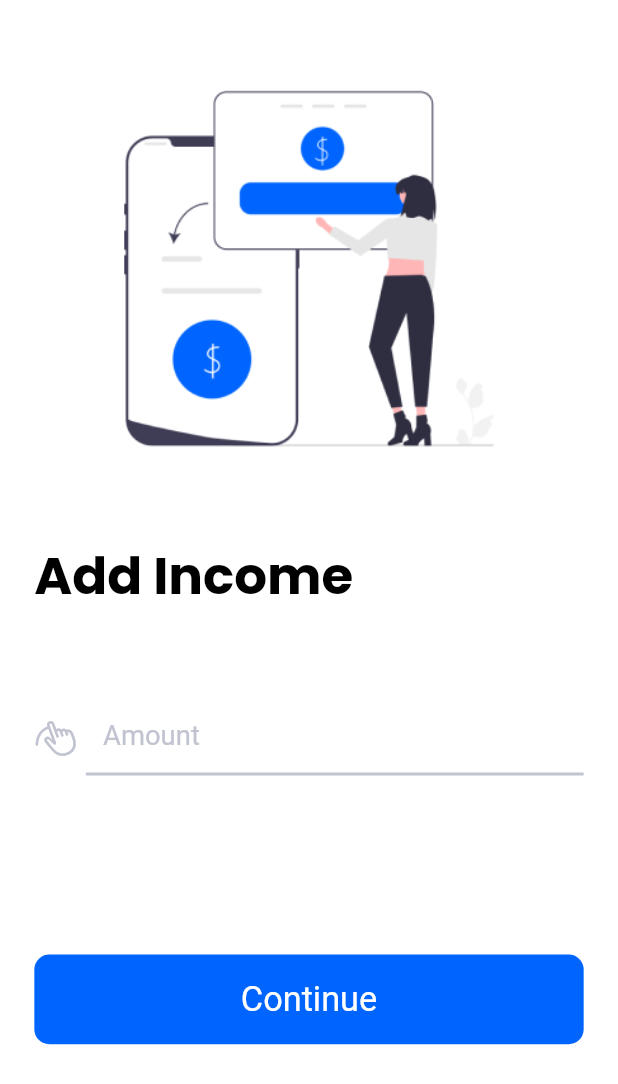
After one commit to Maverick-Softwares/artisan, a Flutter app: the AddIncomePage screen opened directly, on a phone screen of 412 x 824 dp. The commit adds this screen. Shown: the top 1084 px of the screen. Run offline on Flutter 3.47's test engine with Material 2 defaults, Android fonts, the phone set to English and light mode, and no system bars; our stand-ins replace flutter_screenutil, font_awesome_flutter, get, google_fonts, otp_text_field.

Commit message:
add-income

```diff
--- /dev/null
+++ b/lib/pages/add_income_page.dart
@@ -0,0 +1,95 @@
+// ignore_for_file: implementation_imports, prefer_const_constructors, depend_on_referenced_packages, unused_field, prefer_final_fields
+import 'package:flutter/cupertino.dart';
+import 'package:flutter/material.dart';
+import 'package:flutter_screenutil/flutter_screenutil.dart';
+
+import '../utils/app_colors.dart';
+import '../utils/app_string.dart';
+import '../utils/theme.dart';
+import '../widgets/custom_text.dart';
+import '../widgets/custom_text_field.dart';
+
+class AddIncomePage extends StatefulWidget {
+  const AddIncomePage({super.key});
+
+  @override
+  State<AddIncomePage> createState() => _AddIncomePageState();
+}
+
+class _AddIncomePageState extends State<AddIncomePage> {
+    TextEditingController _amountController = TextEditingController();
+
+  @override
+  Widget build(BuildContext context) {
+    return Scaffold(
+      body: SingleChildScrollView(
+        child: Container(
+          padding: EdgeInsets.symmetric(horizontal: 20.w),
+          child: Column(
+            crossAxisAlignment: CrossAxisAlignment.start,
+            children: [
+              Padding(
+                padding: EdgeInsets.symmetric(horizontal: 5.w),
+                child: Center(
+                  child: Image.asset(
+                    "assets/images/incomes.png",
+                    height: 300.h,
+                  ),
+                ),
+              ),
+              Text(
+                AppString.income_title,
+                style: loginStyle,
+              ),
+              SizedBox(
+                height: 50.h,
+              ),
+              Row(
+                children: [
+                  Icon(
+                    CupertinoIcons.hand_draw,
+                    size: 25.sp,
+                    color: AppColors.iconColor,
+                  ),
+                  SizedBox(
+                    width: 5.w,
+                  ),
+                  Expanded(
+                    child: AppTextField(
+                      Controller: _amountController,
+                      hintText: 'Amount',
+                      keyboard_type:TextInputType.number,
+                    ),
+                  ),
+                ],
+              ),
+               SizedBox(
+                height: 100.h,
+              ),
+              GestureDetector(
+                onTap: (){
+                  // Get.to(()=>AddIncomePage());
+                },
+                child: Container(
+                  height: 50.h,
+                  decoration: BoxDecoration(
+                    borderRadius: BorderRadius.circular(10),
+                    color: AppColors.buttomColor,
+                  ),
+                  child: Center(
+                    child: CustomText(
+                      text: 'Continue',
+                      textColor: Colors.white,
+                      fontSize: 20.sp,
+                      fontWeight: FontWeight.bold,
+                    ),
+                  ),
+                ),
+              ),
+            ],
+          ),
+        ),
+      ),
+    );
+  }
+}
--- a/lib/pages/otp_page.dart
+++ b/lib/pages/otp_page.dart
@@ -1,13 +1,14 @@
 // ignore_for_file: prefer_const_literals_to_create_immutables, depend_on_referenced_packages, import_of_legacy_library_into_null_safe, prefer_const_constructors, avoid_unnecessary_containers, sized_box_for_whitespace, prefer_interpolation_to_compose_strings, avoid_print
+import 'package:artisan/pages/add_income_page.dart';
 import 'package:flutter_screenutil/flutter_screenutil.dart';
 import 'package:flutter/material.dart';
 import '../utils/app_colors.dart';
 import '../utils/app_string.dart';
 import '../utils/theme.dart';
 import '../widgets/custom_text.dart';
-import 'package:otp_text_field/otp_field.dart';
 import 'package:otp_text_field/otp_text_field.dart';
 import 'package:otp_text_field/style.dart';
+import 'package:get/get.dart';
 
 class OTPPage extends StatefulWidget {
   const OTPPage({super.key});
@@ -75,10 +76,12 @@ class _OTPPageState extends State<OTPPage> {
                 ),
               ),
               SizedBox(
-                height: 50.h,
+                height: 70.h,
               ),
               GestureDetector(
-                // onTap: _forGot,
+                onTap: (){
+                  Get.to(()=>AddIncomePage());
+                },
                 child: Container(
                   height: 50.h,
                   decoration: BoxDecoration(
--- a/lib/utils/app_string.dart
+++ b/lib/utils/app_string.dart
@@ -10,4 +10,5 @@ class AppString{
   static const set_password_title= "Don’t worry!";
   static const set_password_subtitle= "Don't reuse passwords across multiple accounts. Keep your password secure and confidential to protect your account.";
   static const otp_title="Enter OTP";
+  static const income_title="Add Income";
 }
```
Also changed, not shown: assets/images/incomes.png (added).
